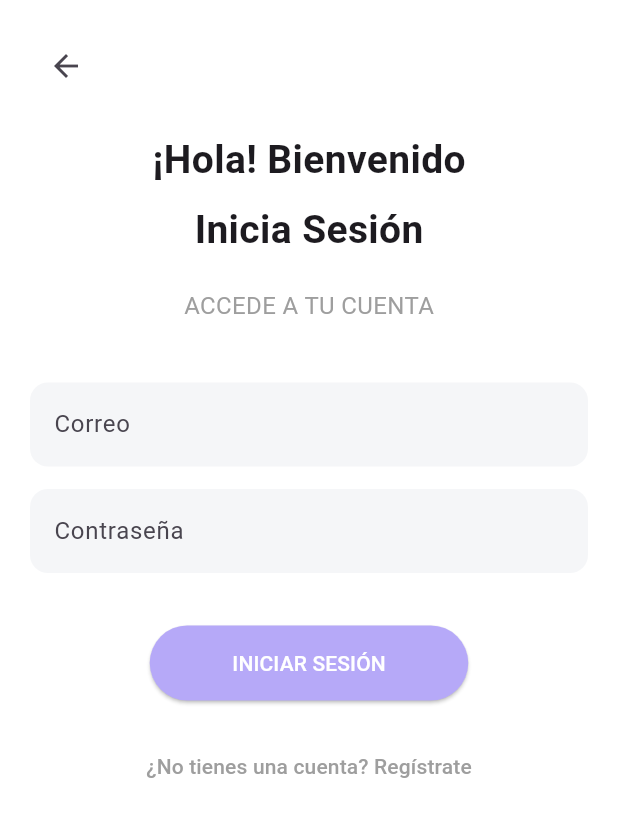
After one commit to dixogc/PatitasCare, a Flutter app: the screen it shows after launch, after a tap on "¿Ya tienes una cuenta? Inicia sesión", on a phone screen of 412 x 824 dp. The commit adds this screen. Shown: the top 817 px of the screen. Run offline on Flutter 3.47's test engine with Material 3 defaults, Android fonts, the phone set to English and light mode, and no system bars; our stand-ins replace shared_preferences.

Commit message:
Pantalla de login lista

```diff
--- /dev/null
+++ b/lib/login_page.dart
@@ -0,0 +1,313 @@
+import 'package:flutter/material.dart';
+import 'package:http/http.dart' as http;
+import 'dart:convert';
+import 'package:shared_preferences/shared_preferences.dart';
+import 'registro_page.dart';
+import 'main.dart';
+
+class LoginPage extends StatefulWidget {
+  const LoginPage({super.key});
+
+  @override
+  _LoginPageState createState() => _LoginPageState();
+}
+
+class _LoginPageState extends State<LoginPage> {
+  final TextEditingController correoController = TextEditingController();
+  final TextEditingController passwordController = TextEditingController();
+  bool _isLoading = false;
+
+  @override
+  void dispose() {
+    correoController.dispose();
+    passwordController.dispose();
+    super.dispose();
+  }
+
+  Future<void> _guardarToken(String token) async {
+    final prefs = await SharedPreferences.getInstance();
+    await prefs.setString('jwt_token', token);
+  }
+
+  Future<void> iniciarSesion() async {
+    if (!_validarCampos()) return;
+
+    setState(() {
+      _isLoading = true;
+    });
+
+    const baseUrl = 'https://patitas-care.onrender.com';
+    const endpoint = '$baseUrl/auth/login';
+
+    try {
+      final response = await http.post(
+        Uri.parse(endpoint),
+        headers: {'Content-Type': 'application/json'},
+        body: jsonEncode({
+          'correo': correoController.text.trim(),
+          'password': passwordController.text,
+        }),
+      );
+
+      if (response.statusCode == 200) {
+        final responseData = jsonDecode(response.body);
+        final token = responseData['token'];
+
+        // Guardar el token
+        await _guardarToken(token);
+
+        if (mounted) {
+          ScaffoldMessenger.of(context).showSnackBar(
+            const SnackBar(content: Text('¡Inicio de sesión exitoso!')),
+          );
+
+          // Navegar a la pantalla principal de la app
+          Navigator.pushReplacement(
+            context,
+            MaterialPageRoute(builder: (context) => const MainAppScreen()),
+            //Cuando tengas lista la pantalla principal, cambia la línea de arriba
+            //porque te dirige a la pantalla principal provicional(el código de esa pantalla está en
+            //está en la línea 266)
+          );
+        }
+      } else {
+        final errorData = jsonDecode(response.body);
+        if (mounted) {
+          ScaffoldMessenger.of(context).showSnackBar(
+            SnackBar(
+              content: Text(errorData['error'] ?? 'Error en el inicio de sesión'),
+            ),
+          );
+        }
+      }
+    } catch (e) {
+      if (mounted) {
+        ScaffoldMessenger.of(context).showSnackBar(
+          SnackBar(content: Text('Error de conexión: $e')),
+        );
+      }
+    } finally {
+      if (mounted) {
+        setState(() {
+          _isLoading = false;
+        });
+      }
+    }
+  }
+
+  bool _validarCampos() {
+    if (correoController.text.isEmpty || passwordController.text.isEmpty) {
+      ScaffoldMessenger.of(context).showSnackBar(
+        const SnackBar(content: Text('Por favor, completa todos los campos.')),
+      );
+      return false;
+    }
+    return true;
+  }
+
+  Widget _buildTextField(
+    String label,
+    TextEditingController controller, {
+    bool isPassword = false,
+  }) {
+    return TextField(
+      controller: controller,
+      obscureText: isPassword,
+      decoration: InputDecoration(
+        hintText: label,
+        filled: true,
+        fillColor: const Color(0xFFF5F6F8),
+        border: OutlineInputBorder(
+          borderRadius: BorderRadius.circular(12),
+          borderSide: BorderSide.none,
+        ),
+      ),
+    );
+  }
+
+  @override
+  Widget build(BuildContext context) {
+    return Scaffold(
+      backgroundColor: Colors.white,
+      body: SafeArea(
+        child: SingleChildScrollView(
+          padding: const EdgeInsets.all(20),
+          child: Column(
+            crossAxisAlignment: CrossAxisAlignment.start,
+            children: [
+              IconButton(
+                icon: const Icon(Icons.arrow_back),
+                onPressed: () => Navigator.pop(context),
+              ),
+
+              const SizedBox(height: 20),
+              const Center(
+                child: Text(
+                  '¡Hola! Bienvenido',
+                  style: TextStyle(fontSize: 26, fontWeight: FontWeight.bold),
+                ),
+              ),
+
+              const SizedBox(height: 10),
+              const Center(
+                child: Text(
+                  'Inicia Sesión',
+                  style: TextStyle(fontSize: 26, fontWeight: FontWeight.bold),
+                ),
+              ),
+
+              const SizedBox(height: 20),
+              const Center(
+                child: Text(
+                  'ACCEDE A TU CUENTA',
+                  style: TextStyle(fontSize: 16, color: Colors.grey),
+                ),
+              ),
+
+              const SizedBox(height: 40),
+              _buildTextField('Correo', correoController),
+
+              const SizedBox(height: 15),
+              _buildTextField(
+                'Contraseña',
+                passwordController,
+                isPassword: true,
+              ),
+
+              const SizedBox(height: 35),
+              Center(
+                child: _isLoading
+                    ? const CircularProgressIndicator(
+                        valueColor: AlwaysStoppedAnimation<Color>(Color(0XFFB6A9F8)),
+                      )
+                    : ElevatedButton(
+                        onPressed: iniciarSesion,
+                        style: ElevatedButton.styleFrom(
+                          backgroundColor: const Color(0XFFB6A9F8),
+                          shape: RoundedRectangleBorder(
+                            borderRadius: BorderRadius.circular(30),
+                          ),
+                          padding: const EdgeInsets.symmetric(
+                            horizontal: 55,
+                            vertical: 15,
+                          ),
+                        ),
+                        child: const Text(
+                          'INICIAR SESIÓN',
+                          style: TextStyle(color: Colors.white),
+                        ),
+                      ),
+              ),
+
+              const SizedBox(height: 20),
+              Center(
+                child: TextButton(
+                  onPressed: () {
+                    Navigator.push(
+                      context,
+                      MaterialPageRoute(builder: (context) => const RegistroPage()),
+                    );
+                  },
+                  child: const Text(
+                    '¿No tienes una cuenta? Regístrate',
+                    style: TextStyle(color: Colors.grey),
+                  ),
+                ),
+              ),
+            ],
+          ),
+        ),
+      ),
+    );
+  }
+}
+
+// Clase auxiliar para manejar HTTP con JWT
+class AuthService {
+  static Future<String?> getToken() async {
+    final prefs = await SharedPreferences.getInstance();
+    return prefs.getString('jwt_token');
+  }
+
+  static Future<void> removeToken() async {
+    final prefs = await SharedPreferences.getInstance();
+    await prefs.remove('jwt_token');
+  }
+
+  static Future<Map<String, String>> getAuthHeaders() async {
+    final token = await getToken();
+    return {
+      'Content-Type': 'application/json',
+      if (token != null) 'Authorization': 'Bearer $token',
+    };
+  }
+
+  static Future<http.Response> authenticatedPost(
+    String url, {
+    required Map<String, dynamic> body,
+  }) async {
+    final headers = await getAuthHeaders();
+    return await http.post(
+      Uri.parse(url),
+      headers: headers,
+      body: jsonEncode(body),
+    );
+  }
+
+  static Future<http.Response> authenticatedGet(String url) async {
+    final headers = await getAuthHeaders();
+    return await http.get(
+      Uri.parse(url),
+      headers: headers,
+    );
+  }
+}
+
+// Pantalla temporal para después del login (reemplaza con tu pantalla principal)
+class MainAppScreen extends StatelessWidget {
+  const MainAppScreen({super.key});
+
+  @override
+  Widget build(BuildContext context) {
+    return Scaffold(
+      appBar: AppBar(
+        title: const Text('Patitas Care'),
+        backgroundColor: const Color(0XFFB6A9F8),
+        foregroundColor: Colors.white,
+        actions: [
+          IconButton(
+            icon: const Icon(Icons.logout),
+            onPressed: () async {
+              await AuthService.removeToken();
+              if (context.mounted) {
+                Navigator.pushAndRemoveUntil(
+                  context,
+                  MaterialPageRoute(builder: (context) => const WelcomeScreen()),
+                  (route) => false,
+                );
+              }
+            },
+          ),
+        ],
+      ),
+      body: const Center(
+        child: Column(
+          mainAxisAlignment: MainAxisAlignment.center,
+          children: [
+            Icon(Icons.pets, size: 80, color: Color(0XFFB6A9F8)),
+            SizedBox(height: 20),
+            Text(
+              '¡Bienvenido a Patitas Care!',
+              style: TextStyle(fontSize: 24, fontWeight: FontWeight.bold),
+            ),
+            SizedBox(height: 10),
+            Text(
+              'Aquí puedes acceder a todas las funciones de la app',
+              style: TextStyle(fontSize: 16, color: Colors.grey),
+            ),
+          ],
+        ),
+      ),
+    );
+  }
+}
--- a/lib/main.dart
+++ b/lib/main.dart
@@ -1,5 +1,6 @@
 import 'package:flutter/material.dart';
 import 'registro_page.dart';
+import 'login_page.dart';
 
 void main() {
   runApp(const PatitasCareApp());
@@ -84,9 +85,21 @@ class WelcomeScreen extends StatelessWidget {
           ),
 
           const SizedBox(height: 30),
-          const Text(
-            '¿Ya tienes una cuenta? Inicia sesión',
-            style: TextStyle(color: Colors.grey),
+          // Cambia esta parte para que sea clickeable
+          GestureDetector(
+            onTap: () {
+              Navigator.push(
+                context,
+                MaterialPageRoute(builder: (context) => const LoginPage()),
+              );
+            },
+            child: const Text(
+              '¿Ya tienes una cuenta? Inicia sesión',
+              style: TextStyle(
+                color: Colors.grey,
+                decoration: TextDecoration.underline,
+              ),
+            ),
           ),
         ],
       ),
--- a/pubspec.yaml
+++ b/pubspec.yaml
@@ -31,6 +31,8 @@ dependencies:
   flutter:
     sdk: flutter
   http: ^0.13.6
+
+  shared_preferences: ^2.2.2
 
   # The following adds the Cupertino Icons font to your application.
   # Use with the CupertinoIcons class for iOS style icons.
```
Also changed, not shown: lib/registro_page.dart (+7 -1 lines), pubspec.lock, 1 other file.
